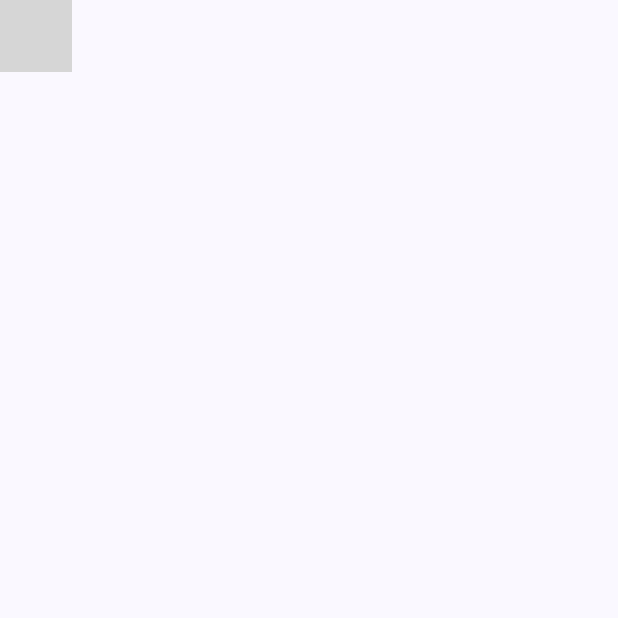
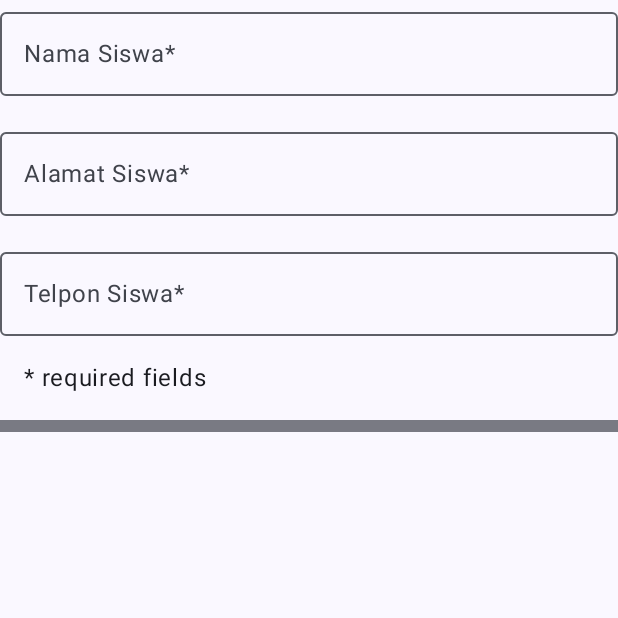
Before and after one commit to Yuixixixixi/0265_RoomDatabase, an Android app built with Jetpack Compose: the composable FormInputSiswa shown on its own in the app's theme, on a phone screen of 412 x 824 dp, the top half of it. Run offline under Robolectric (Android 15) with nearby library versions, the phone set to English and light mode, and no system bars; 1 statement that could not run was skipped; grey boxes are pictures that could not be loaded.

Commit message:
Add student entry screen and form components

```diff
--- a/app/src/main/java/com/example/p9/view/HalamanEntry.kt
+++ b/app/src/main/java/com/example/p9/view/HalamanEntry.kt
@@ -102,4 +102,46 @@ fun FormInputSiswa(
     modifier: Modifier = Modifier,
     onValueChange: (DetailSiswa) -> Unit = {},
     enabled: Boolean = true
-)
+) {
+    Column(
+        modifier = modifier,
+        verticalArrangement = Arrangement.spacedBy(dimensionResource(id = R.dimen.padding_medium))
+    ) {
+        OutlinedTextField(
+            value = detailSiswa.nama,
+            onValueChange = { onValueChange(detailSiswa.copy(nama = it)) },
+            label = { Text(stringResource(R.string.nama)) },
+            modifier = Modifier.fillMaxWidth(),
+            enabled = enabled,
+            singleLine = true
+        )
+        OutlinedTextField(
+            value = detailSiswa.alamat,
+            onValueChange = { onValueChange(detailSiswa.copy(alamat = it)) },
+            label = { Text(stringResource(R.string.alamat)) },
+            modifier = Modifier.fillMaxWidth(),
+            enabled = enabled,
+            singleLine = true
+        )
+        OutlinedTextField(
+            value = detailSiswa.telpon,
+            onValueChange = { onValueChange(detailSiswa.copy(telpon = it)) },
+            keyboardOptions = KeyboardOptions(keyboardType = KeyboardType.Number),
+            label = { Text(stringResource(R.string.telpon)) },
+            modifier = Modifier.fillMaxWidth(),
+            enabled = enabled,
+            singleLine = true
+        )
+
+        if (enabled) {
+            Text(
+                text = stringResource(R.string.required_field),
+                modifier = Modifier.padding(start = dimensionResource(id = R.dimen.padding_medium))
+            )
+        }
+        HorizontalDivider(
+            thickness = dimensionResource(R.dimen.padding_small),
+            modifier = Modifier.padding(bottom = dimensionResource(R.dimen.padding_medium))
+        )
+    }
+}
```
